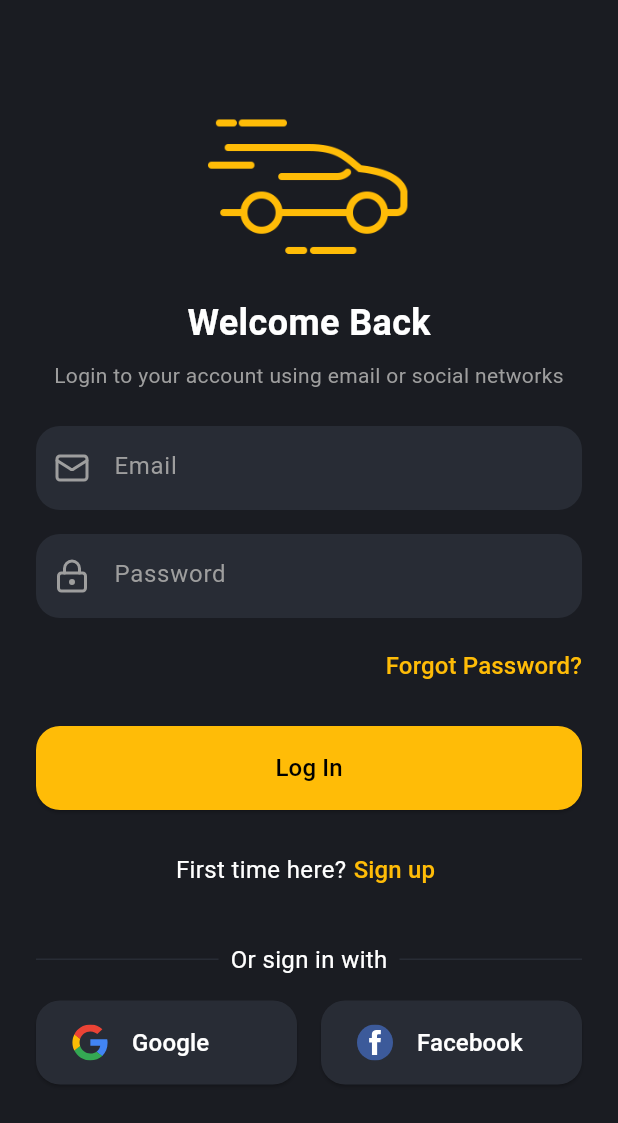
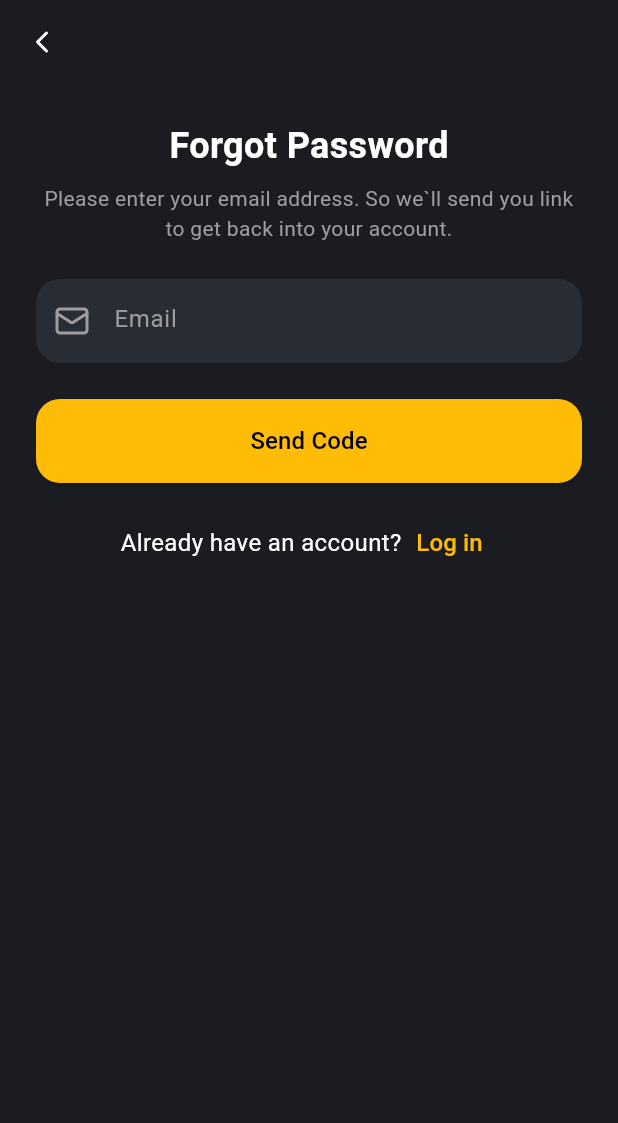
Before and after one commit to naixdevv/flutter-car-booking, a Flutter app: the LoginPage screen opened by its route, after a tap on "Forgot Password?", on a phone screen of 412 x 824 dp. Shown: the top 1123 px of the screen. Run offline on Flutter 3.47's test engine with Material 3 defaults, Android fonts, the phone set to English and light mode, and no system bars; our stand-ins replace flutter_svg, lucide_icons_flutter.

Commit message:
feat: add new page auth/forgot_password_page

```diff
--- /dev/null
+++ b/lib/presentation/pages/auth/forgot_password_page.dart
@@ -0,0 +1,100 @@
+import 'package:flutter/material.dart';
+import 'package:lucide_icons_flutter/lucide_icons.dart';
+import 'package:flutter_car_booking/core/theme/app_colors.dart';
+import 'package:flutter_car_booking/presentation/widgets/app_button.dart';
+import 'package:flutter_car_booking/presentation/widgets/app_text_button.dart';
+import 'package:flutter_car_booking/presentation/widgets/app_textfield.dart';
+
+class ForgotPasswordPage extends StatelessWidget {
+  const ForgotPasswordPage({super.key});
+
+  @override
+  Widget build(BuildContext context) {
+    final emailController = TextEditingController();
+
+    return Scaffold(
+      appBar: AppBar(
+        leading: IconButton(
+          icon: Icon(LucideIcons.chevronLeft, color: Colors.white),
+          onPressed: () {
+            Navigator.pop(context);
+          },
+        ),
+        backgroundColor: AppColors.backgroundPrimary,
+      ),
+      backgroundColor: AppColors.backgroundPrimary,
+      body: SafeArea(
+        child: Padding(
+          padding: EdgeInsets.all(24),
+          child: ListView(
+            physics: BouncingScrollPhysics(),
+            children: [
+              Center(
+                child: Column(
+                  children: [
+                    Text(
+                      'Forgot Password',
+                      style: TextStyle(
+                        color: AppColors.textPrimary,
+                        fontSize: 24,
+                        fontWeight: FontWeight.bold,
+                      ),
+                    ),
+                    SizedBox(height: 8),
+                    Text(
+                      'Please enter your email address. So we`ll send you link to get back into your account.',
+                      style: TextStyle(color: AppColors.textSecondary),
+                      textAlign: TextAlign.center,
+                    ),
+                  ],
+                ),
+              ),
+              SizedBox(height: 24),
+              AppTextField(
+                controller: emailController,
+                hintText: 'Email',
+                keyboardType: TextInputType.emailAddress,
+                prefixIcon: Icon(
+                  LucideIcons.mail,
+                  color: AppColors.iconPrimary,
+                ),
+                validator: (value) {
+                  if (value == null || value.isEmpty) {
+                    return 'Email cannot be empty';
+                  }
+                  return null;
+                },
+              ),
+              SizedBox(height: 24),
+              AppButton(
+                text: 'Send Code',
+                onPressed: () {},
+                type: ButtonType.primary,
+              ),
+              SizedBox(height: 16),
+              Row(
+                mainAxisAlignment: MainAxisAlignment.center,
+                children: [
+                  Text(
+                    'Already have an account?',
+                    style: TextStyle(
+                      color: AppColors.textPrimary,
+                      fontSize: 16,
+                    ),
+                  ),
+                  SizedBox(height: 4),
+                  AppTextButton(
+                    text: 'Log in',
+                    onPressed: () {
+                      Navigator.pop(context);
+                    },
+                  ),
+                ],
+              ),
+            ],
+          ),
+        ),
+      ),
+    );
+  }
+}
--- a/lib/presentation/pages/auth/login_page.dart
+++ b/lib/presentation/pages/auth/login_page.dart
@@ -85,7 +85,12 @@ class LoginPage extends StatelessWidget {
               Row(
                 mainAxisAlignment: MainAxisAlignment.end,
                 children: [
-                  AppTextButton(text: 'Forgot Password?', onPressed: () {}),
+                  AppTextButton(
+                    text: 'Forgot Password?',
+                    onPressed: () {
+                      Navigator.pushNamed(context, AppRoutes.forgotPassword);
+                    },
+                  ),
                 ],
               ),
               SizedBox(height: 16),
--- a/lib/routes/app_router.dart
+++ b/lib/routes/app_router.dart
@@ -6,6 +6,7 @@ import '../presentation/pages/messages/message_page.dart';
 import '../presentation/pages/profile/profile_page.dart';
 import '../presentation/pages/auth/login_page.dart';
 import '../presentation/pages/auth/register_page.dart';
+import '../presentation/pages/auth/forgot_password_page.dart';
 import '../presentation/pages/not_found/not_found_page.dart';
 
 class AppRouter {
@@ -26,6 +27,8 @@ class AppRouter {
         return _page(const LoginPage());
       case AppRoutes.register:
         return _page(const RegisterPage());
+      case AppRoutes.forgotPassword:
+        return _page(const ForgotPasswordPage());
 
       default:
         return _page(NotFoundPage());
--- a/lib/routes/app_routes.dart
+++ b/lib/routes/app_routes.dart
@@ -8,6 +8,7 @@ class AppRoutes {
   // Auth
   static const login = '/login';
   static const register = '/register';
+  static const forgotPassword = '/forgot-password';
 
   // Not Found
   static const notFound = '/not-found';
```
